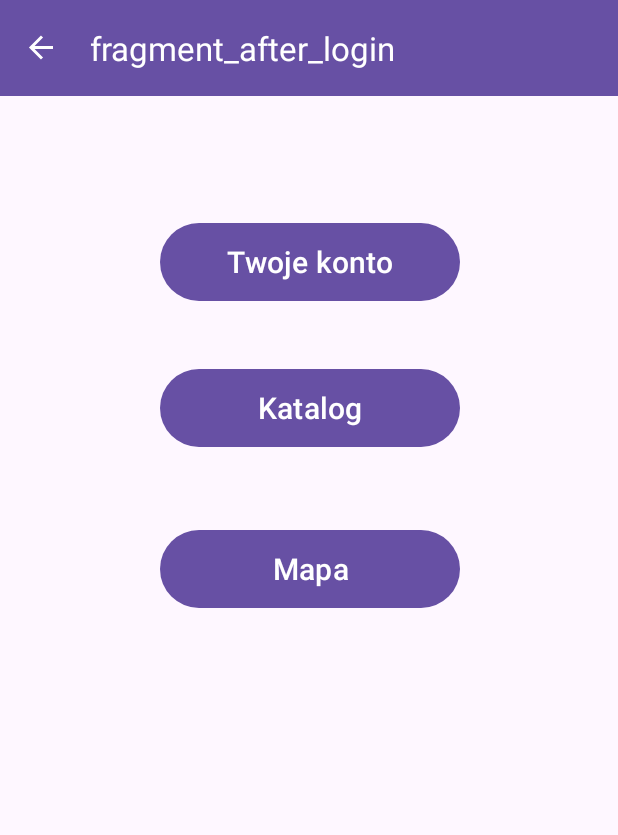
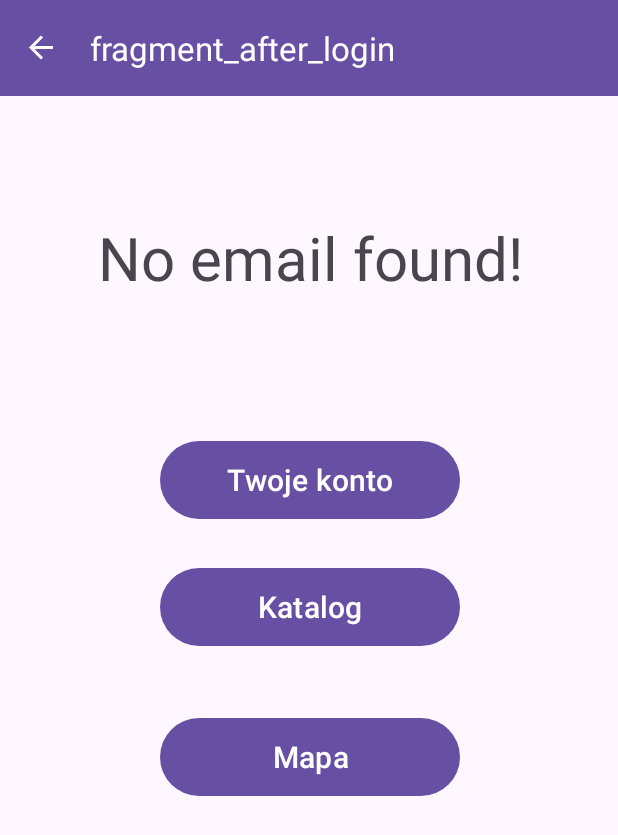
Before and after one commit to Pawel-Melon/Projekt_android, an Android app: the HomeFragment screen opened through its navigation route, on a phone screen of 412 x 824 dp. Shown: the top 835 px of the screen. Run offline under Robolectric (Android 15) with nearby library versions, the phone set to English and light mode, and no system bars; our stand-ins replace Volley, navigation-ui; network calls fail.

Commit message:
Added login service, email storage(UserSession.kt)

```diff
--- a/app/src/main/java/com/example/projekt/HomeFragment.kt
+++ b/app/src/main/java/com/example/projekt/HomeFragment.kt
@@ -1,16 +1,30 @@
 package com.example.projekt
 
 import android.os.Bundle
-import androidx.fragment.app.Fragment
+import android.util.Log
 import android.view.LayoutInflater
 import android.view.View
 import android.view.ViewGroup
 import android.widget.Button
+import android.widget.EditText
+import android.widget.TextView
+import android.widget.Toast
+import androidx.fragment.app.Fragment
 import androidx.navigation.fragment.findNavController
-
+import com.android.volley.Request
+import com.android.volley.RequestQueue
+import com.android.volley.toolbox.JsonObjectRequest
+import com.android.volley.toolbox.Volley
+import org.json.JSONObject
 
 class HomeFragment : Fragment() {
 
+    private lateinit var queue: RequestQueue
+    private lateinit var welcomeTextView: TextView
+    override fun onCreate(savedInstanceState: Bundle?) {
+        super.onCreate(savedInstanceState)
+        queue = Volley.newRequestQueue(requireContext())
+    }
 
     override fun onCreateView(
         inflater: LayoutInflater, container: ViewGroup?,
@@ -22,7 +36,37 @@ class HomeFragment : Fragment() {
         button.setOnClickListener {
             findNavController().navigate(R.id.action_afterLoginFragment_to_mapFragment)
         }
+
+        welcomeTextView = view.findViewById(R.id.textView)
+        val email = UserSession.email
+        if (email != null) {
+            fetchUserData(email)
+        } else {
+            welcomeTextView.text = "No email found!"
+        }
+
         return view
     }
 
+
+
+    private fun fetchUserData(email: String) {
+        val url = "http://10.0.2.2:5000/users/$email"
+
+        val jsonObjectRequest = JsonObjectRequest(
+            Request.Method.GET, url, null,
+            { response ->
+                val imie = response.optString("imie", "Unknown")
+                welcomeTextView.text = "Witaj, $imie!"
+            },
+            { error ->
+                val errorMessage = error.message ?: "Unknown error occurred"
+                Log.e("afterLoginFragment", "Error fetching user data: $errorMessage")
+                welcomeTextView.text = "Error occurred: $errorMessage"
+            }
+        )
+
+        queue.add(jsonObjectRequest)
+    }
+
 }
--- /dev/null
+++ b/app/src/main/java/com/example/projekt/UserSession.kt
@@ -0,0 +1,5 @@
+package com.example.projekt
+
+object UserSession {
+    var email: String? = null
+}
--- a/app/src/main/res/layout/fragment_home.xml
+++ b/app/src/main/res/layout/fragment_home.xml
@@ -6,6 +6,19 @@
     android:layout_height="match_parent"
     tools:context=".HomeFragment">
 
+
+    <TextView
+        android:id="@+id/textView"
+        android:layout_width="wrap_content"
+        android:layout_height="wrap_content"
+        android:text="Witaj"
+        android:textSize="40dp"
+        app:layout_constraintBottom_toTopOf="@+id/accountButton"
+        app:layout_constraintEnd_toEndOf="parent"
+        app:layout_constraintHorizontal_bias="0.498"
+        app:layout_constraintStart_toStartOf="parent"
+        app:layout_constraintTop_toTopOf="parent"
+        app:layout_constraintVertical_bias="0.613" />
 
     <Button
         android:id="@+id/mapButton"
@@ -19,7 +32,7 @@
         app:layout_constraintHorizontal_bias="0.497"
         app:layout_constraintStart_toStartOf="parent"
         app:layout_constraintTop_toBottomOf="@+id/catalogueButton"
-        app:layout_constraintVertical_bias="0.023" />
+        app:layout_constraintVertical_bias="0.0" />
 
     <Button
         android:id="@+id/accountButton"
@@ -33,7 +46,7 @@
         app:layout_constraintHorizontal_bias="0.497"
         app:layout_constraintStart_toStartOf="parent"
         app:layout_constraintTop_toTopOf="parent"
-        app:layout_constraintVertical_bias="0.563" />
+        app:layout_constraintVertical_bias="0.886" />
 
     <Button
         android:id="@+id/catalogueButton"
@@ -46,6 +59,6 @@
         app:layout_constraintHorizontal_bias="0.497"
         app:layout_constraintStart_toStartOf="parent"
         app:layout_constraintTop_toTopOf="parent"
-        app:layout_constraintVertical_bias="0.362" />
+        app:layout_constraintVertical_bias="0.56" />
 
 </androidx.constraintlayout.widget.ConstraintLayout>
```
Also changed, not shown: app/src/main/java/com/example/projekt/loginFragment.kt (+54 -6 lines), app/src/main/res/layout/fragment_login.xml (+5 -6 lines).
